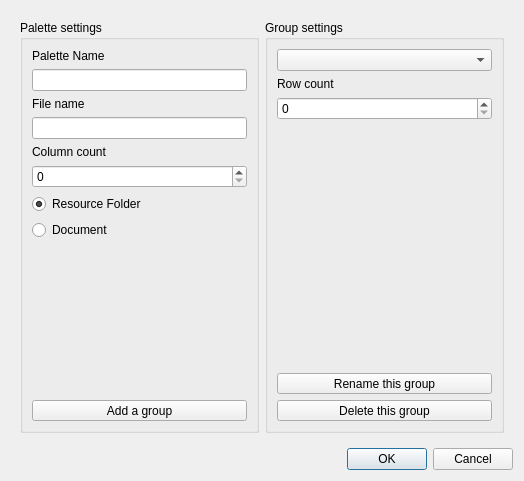
Old version of the form libs/ui/forms/WdgDlgPaletteEditor.ui in the repository KDE/krita.
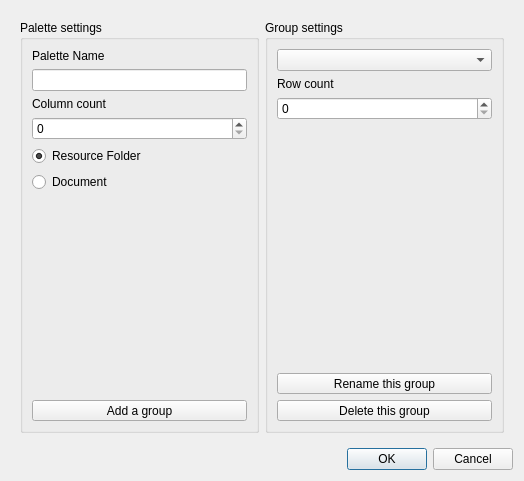
New version of the form.

Commit message:
Remove the notion of editing the palette filename.
This is complex to get right with the current system, and not
as useful as it may seem on the surface as long as editing the
palette name is still possible.

The edit to the form file:
```diff
--- a/libs/ui/forms/WdgDlgPaletteEditor.ui
+++ b/libs/ui/forms/WdgDlgPaletteEditor.ui
@@ -33,16 +33,6 @@
          <item>
           <widget class="QLineEdit" name="lineEditName"/>
          </item>
-         <item>
-          <widget class="QLabel" name="labelFilename">
-           <property name="text">
-            <string>File name</string>
-           </property>
-          </widget>
-         </item>
-         <item>
-          <widget class="QLineEdit" name="lineEditFilename"/>
-         </item>
          <item>
           <widget class="QLabel" name="labelColCount">
            <property name="text">
```
The commit also changes 3 other files.
